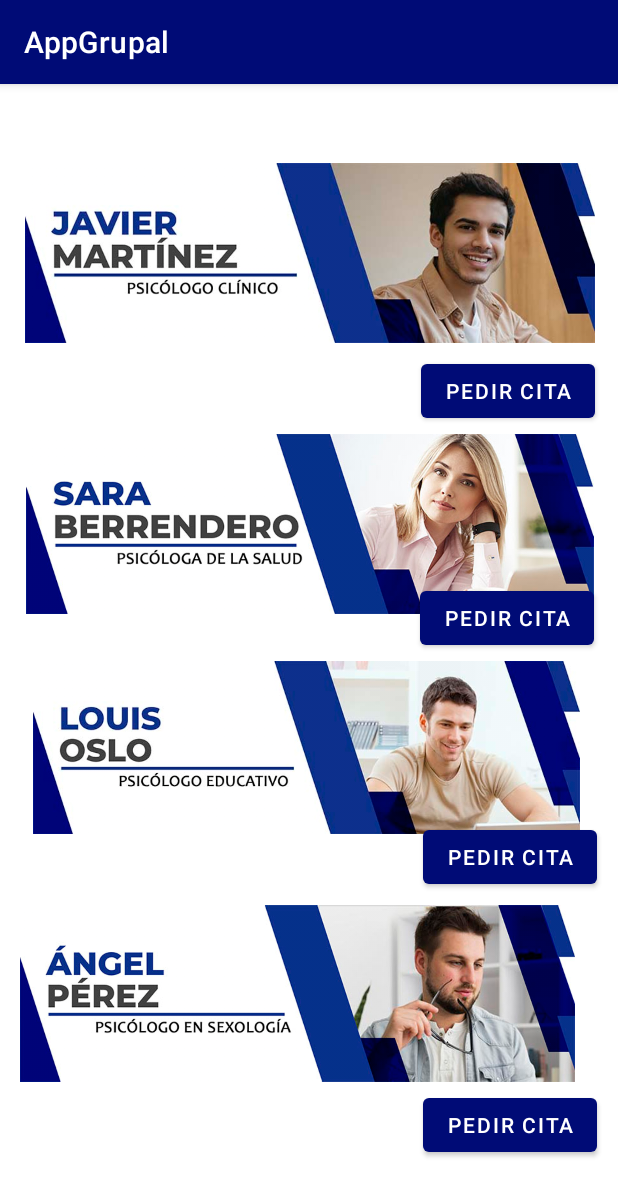
After one commit to AMPL95/AppGrupal, an Android app: the Especialista screen opened directly, with no data from a screen before it, on a phone screen of 412 x 824 dp. The commit adds this screen. Shown: the top 1196 px of the screen. Run offline under Robolectric (Android 15) with nearby library versions, the phone set to English and light mode, and no system bars.

Commit message:
resuleto problema menu + pantalla especialista

```diff
--- a/app/src/main/AndroidManifest.xml
+++ b/app/src/main/AndroidManifest.xml
@@ -11,6 +11,9 @@
         android:roundIcon="@mipmap/ic_launcher_round"
         android:supportsRtl="true"
         android:theme="@style/Theme.AppGrupal">
+        <activity
+            android:name=".Especialista"
+            android:exported="true" />
         <activity
             android:name=".Profesional"
             android:exported="true" />
@@ -54,6 +57,9 @@
         <activity
             android:name=".PasswordReset"
             android:exported="true" />
+        <activity
+            android:name=".informes"
+            android:exported="true" />
     </application>
 
 </manifest>
--- /dev/null
+++ b/app/src/main/java/com/example/appgrupal/Especialista.kt
@@ -0,0 +1,11 @@
+package com.example.appgrupal
+
+import androidx.appcompat.app.AppCompatActivity
+import android.os.Bundle
+
+class Especialista : AppCompatActivity() {
+    override fun onCreate(savedInstanceState: Bundle?) {
+        super.onCreate(savedInstanceState)
+        setContentView(R.layout.activity_especialista)
+    }
+}
--- a/app/src/main/java/com/example/appgrupal/Menu.kt
+++ b/app/src/main/java/com/example/appgrupal/Menu.kt
@@ -34,6 +34,11 @@ class Menu : AppCompatActivity() {
         startActivity(inicioIntent)
     }
 
+    fun onClickProfesional(view: View){
+        val inicioIntent= Intent(this, Profesional::class.java)
+        startActivity(inicioIntent)
+    }
+
 
 
 
--- a/app/src/main/java/com/example/appgrupal/NavigationDrawer.kt
+++ b/app/src/main/java/com/example/appgrupal/NavigationDrawer.kt
@@ -60,6 +60,10 @@ class NavigationDrawer : AppCompatActivity() {
         val inicioIntent= Intent(this, informes::class.java)
         startActivity(inicioIntent)
     }
+    fun onClickEspecialista(view: View){
+        val inicioIntent= Intent(this, Especialista::class.java)
+        startActivity(inicioIntent)
+    }
 
     override fun onCreateOptionsMenu(menu: Menu): Boolean {
         // Inflate the menu; this adds items to the action bar if it is present.
--- a/app/src/main/java/com/example/appgrupal/informes.kt
+++ b/app/src/main/java/com/example/appgrupal/informes.kt
@@ -6,6 +6,10 @@ import android.widget.ImageView
 
 
 class informes : AppCompatActivity() {
+    override fun onCreate(savedInstanceState: Bundle?) {
+        super.onCreate(savedInstanceState)
+        setContentView(R.layout.activity_informes)
+    }
 
 
 /*
--- /dev/null
+++ b/app/src/main/res/layout/activity_especialista.xml
@@ -0,0 +1,104 @@
+<?xml version="1.0" encoding="utf-8"?>
+<androidx.constraintlayout.widget.ConstraintLayout xmlns:android="http://schemas.android.com/apk/res/android"
+    xmlns:app="http://schemas.android.com/apk/res-auto"
+    xmlns:tools="http://schemas.android.com/tools"
+    android:layout_width="match_parent"
+    android:layout_height="match_parent"
+    tools:context=".Especialista">
+
+    <ImageView
+        android:id="@+id/imageView4"
+        android:layout_width="380dp"
+        android:layout_height="124dp"
+        app:layout_constraintBottom_toBottomOf="parent"
+        app:layout_constraintEnd_toEndOf="parent"
+        app:layout_constraintHorizontal_bias="0.516"
+        app:layout_constraintStart_toStartOf="parent"
+        app:layout_constraintTop_toTopOf="parent"
+        app:layout_constraintVertical_bias="0.079"
+        app:srcCompat="@drawable/javi" />
+
+    <ImageView
+        android:id="@+id/imageView5"
+        android:layout_width="382dp"
+        android:layout_height="115dp"
+        app:layout_constraintBottom_toBottomOf="parent"
+        app:layout_constraintEnd_toEndOf="parent"
+        app:layout_constraintHorizontal_bias="0.448"
+        app:layout_constraintStart_toStartOf="parent"
+        app:layout_constraintTop_toTopOf="parent"
+        app:layout_constraintVertical_bias="0.589"
+        app:srcCompat="@drawable/louis" />
+
+    <ImageView
+        android:id="@+id/imageView6"
+        android:layout_width="380dp"
+        android:layout_height="120dp"
+        app:layout_constraintBottom_toBottomOf="parent"
+        app:layout_constraintEnd_toEndOf="parent"
+        app:layout_constraintHorizontal_bias="0.516"
+        app:layout_constraintStart_toStartOf="parent"
+        app:layout_constraintTop_toTopOf="parent"
+        app:layout_constraintVertical_bias="0.36"
+        app:srcCompat="@drawable/sara" />
+
+    <ImageView
+        android:id="@+id/imageView7"
+        android:layout_width="370dp"
+        android:layout_height="122dp"
+        app:layout_constraintBottom_toBottomOf="parent"
+        app:layout_constraintEnd_toEndOf="parent"
+        app:layout_constraintHorizontal_bias="0.317"
+        app:layout_constraintStart_toStartOf="parent"
+        app:layout_constraintTop_toTopOf="parent"
+        app:layout_constraintVertical_bias="0.844"
+        app:srcCompat="@drawable/angel" />
+
+    <Button
+        android:id="@+id/button6"
+        android:layout_width="wrap_content"
+        android:layout_height="wrap_content"
+        android:text="PEDIR CITA"
+        app:layout_constraintBottom_toBottomOf="parent"
+        app:layout_constraintEnd_toEndOf="parent"
+        app:layout_constraintHorizontal_bias="0.945"
+        app:layout_constraintStart_toStartOf="parent"
+        app:layout_constraintTop_toTopOf="parent"
+        app:layout_constraintVertical_bias="0.461" />
+
+    <Button
+        android:id="@+id/button2"
+        android:layout_width="wrap_content"
+        android:layout_height="wrap_content"
+        android:text="PEDIR CITA"
+        app:layout_constraintBottom_toBottomOf="parent"
+        app:layout_constraintEnd_toEndOf="parent"
+        app:layout_constraintHorizontal_bias="0.949"
+        app:layout_constraintStart_toStartOf="parent"
+        app:layout_constraintTop_toTopOf="parent"
+        app:layout_constraintVertical_bias="0.251" />
+
+    <Button
+        android:id="@+id/button3"
+        android:layout_width="wrap_content"
+        android:layout_height="wrap_content"
+        android:text="PEDIR CITA"
+        app:layout_constraintBottom_toBottomOf="parent"
+        app:layout_constraintEnd_toEndOf="parent"
+        app:layout_constraintHorizontal_bias="0.952"
+        app:layout_constraintStart_toStartOf="parent"
+        app:layout_constraintTop_toTopOf="parent"
+        app:layout_constraintVertical_bias="0.931" />
+
+    <Button
+        android:id="@+id/button4"
+        android:layout_width="wrap_content"
+        android:layout_height="wrap_content"
+        android:text="PEDIR CITA"
+        app:layout_constraintBottom_toBottomOf="parent"
+        app:layout_constraintEnd_toEndOf="parent"
+        app:layout_constraintHorizontal_bias="0.952"
+        app:layout_constraintStart_toStartOf="parent"
+        app:layout_constraintTop_toTopOf="parent"
+        app:layout_constraintVertical_bias="0.682" />
+</androidx.constraintlayout.widget.ConstraintLayout>
--- a/app/src/main/res/layout/activity_menu.xml
+++ b/app/src/main/res/layout/activity_menu.xml
@@ -119,15 +119,16 @@
         android:layout_height="180dp"
         android:adjustViewBounds="true"
         android:backgroundTint="#FFFFFF"
+        android:onClick="onClickProfesional"
         android:scaleType="fitCenter"
         android:src="@drawable/profesional"
-
         app:layout_constraintBottom_toTopOf="@id/guideline3"
         app:layout_constraintEnd_toStartOf="@id/guideVer3"
+        app:layout_constraintHorizontal_bias="0.6"
         app:layout_constraintStart_toStartOf="@id/guideVer2"
         app:layout_constraintTop_toBottomOf="@id/guideline2"
-        tools:ignore="SpeakableTextPresentCheck"
-        />
+        app:layout_constraintVertical_bias="0.333"
+        tools:ignore="SpeakableTextPresentCheck" />
 
     <androidx.appcompat.widget.AppCompatImageButton
         android:id="@+id/btn3"
--- a/app/src/main/res/layout/fragment_home.xml
+++ b/app/src/main/res/layout/fragment_home.xml
@@ -120,7 +120,7 @@
         android:backgroundTint="#FFFFFF"
         android:scaleType="fitCenter"
         android:src="@drawable/profesional"
-
+        android:onClick="onClickEspecialista"
         app:layout_constraintBottom_toTopOf="@id/guideline3"
         app:layout_constraintEnd_toStartOf="@id/guideVer3"
         app:layout_constraintStart_toStartOf="@id/guideVer2"
@@ -135,7 +135,7 @@
         android:backgroundTint="#FFFFFF"
         android:scaleType="fitCenter"
         android:src="@drawable/informes"
-
+        android:onClick="onClickInformes"
 
         app:layout_constraintBottom_toTopOf="@id/guideline3"
         app:layout_constraintEnd_toStartOf="@id/guideVer2"
```
Also changed, not shown: app/src/main/res/drawable/angel.jpg (added), app/src/main/res/drawable/javi.jpg (added), app/src/main/res/drawable/louis.jpg (added), app/src/main/res/drawable/sara.jpg (added).
